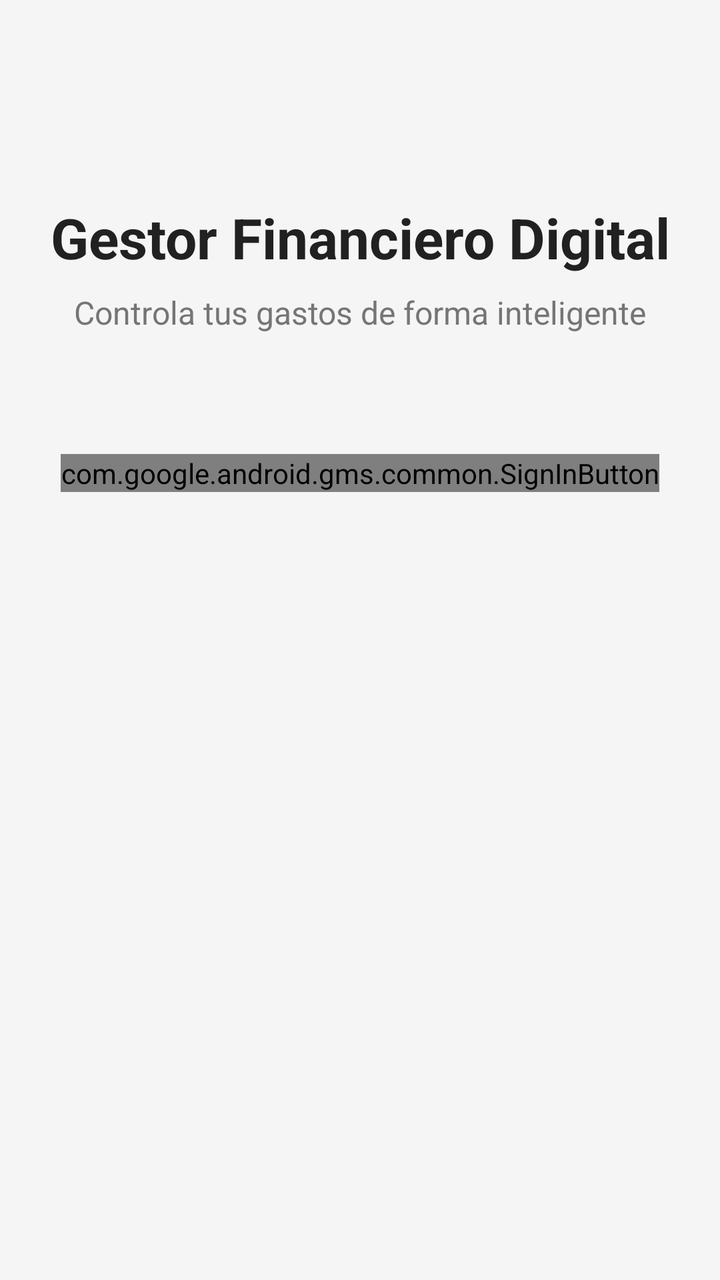
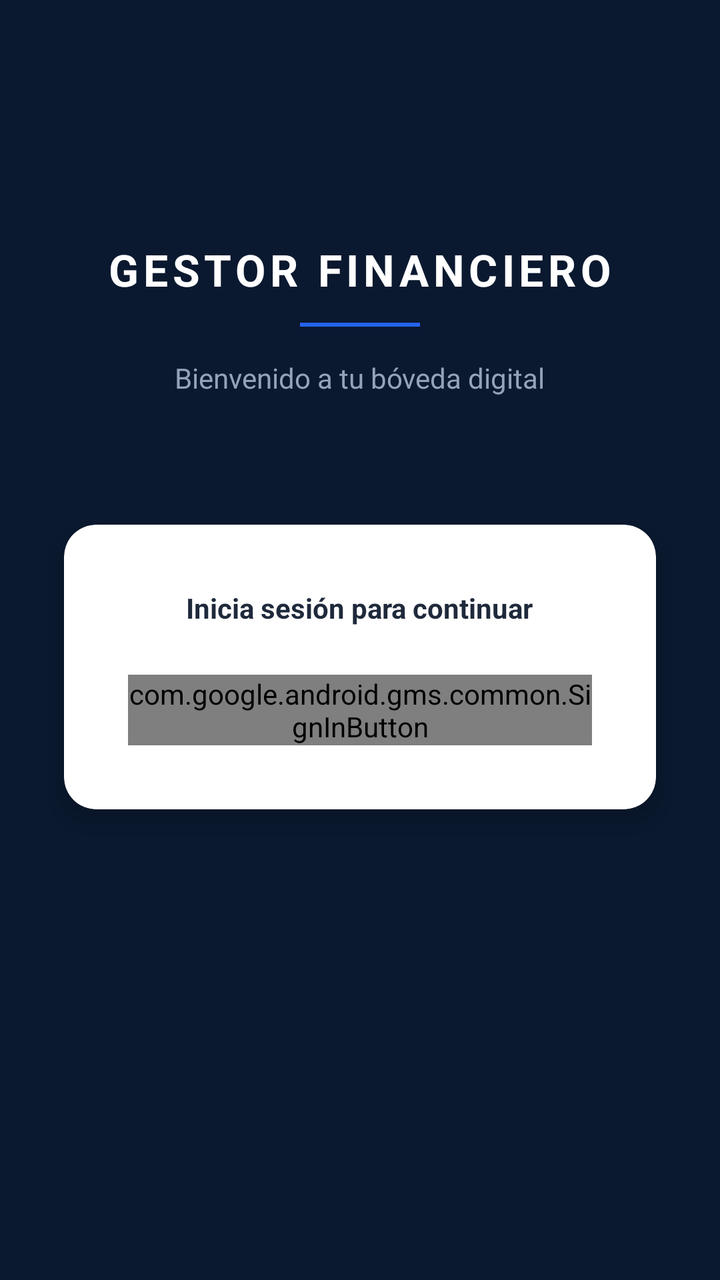

Screens rendered from an Android XML layout before and after an edit, with the pre-edit source and the edit as a unified diff.
<!-- AndroidManifest.xml: application theme Theme.GFD -->
<!-- res/layout/activity_login.xml -->
<?xml version="1.0" encoding="utf-8"?>
<androidx.constraintlayout.widget.ConstraintLayout xmlns:android="http://schemas.android.com/apk/res/android"
    xmlns:app="http://schemas.android.com/apk/res-auto"
    android:layout_width="match_parent"
    android:layout_height="match_parent"
    android:background="#F5F5F5">

    
    <TextView
        android:id="@+id/tvTituloLogin"
        android:layout_width="wrap_content"
        android:layout_height="wrap_content"
        android:text="Gestor Financiero Digital"
        android:textSize="28sp"
        android:textStyle="bold"
        android:textColor="#212121"
        android:layout_marginTop="100dp"
        app:layout_constraintTop_toTopOf="parent"
        app:layout_constraintStart_toStartOf="parent"
        app:layout_constraintEnd_toEndOf="parent" />

    
    <TextView
        android:id="@+id/tvSubtituloLogin"
        android:layout_width="wrap_content"
        android:layout_height="wrap_content"
        android:text="Controla tus gastos de forma inteligente"
        android:textSize="16sp"
        android:textColor="#757575"
        android:layout_marginTop="8dp"
        app:layout_constraintTop_toBottomOf="@id/tvTituloLogin"
        app:layout_constraintStart_toStartOf="parent"
        app:layout_constraintEnd_toEndOf="parent" />

    
    <com.google.android.gms.common.SignInButton
        android:id="@+id/btnGoogleSignIn"
        android:layout_width="wrap_content"
        android:layout_height="wrap_content"
        android:layout_marginTop="60dp"
        app:layout_constraintTop_toBottomOf="@id/tvSubtituloLogin"
        app:layout_constraintStart_toStartOf="parent"
        app:layout_constraintEnd_toEndOf="parent" />

</androidx.constraintlayout.widget.ConstraintLayout>
<!-- resources referenced by this layout -->
<resources>
  <style name="Theme.GFD" parent="Base.Theme.GFD" />
  <style name="Base.Theme.GFD" parent="Theme.Material3.DayNight.NoActionBar">
          
          
      </style>
</resources>

<!-- the commit's change to res/layout/activity_login.xml (unified diff, before → after) -->
@@ -3,19 +3,31 @@
     xmlns:app="http://schemas.android.com/apk/res-auto"
     android:layout_width="match_parent"
     android:layout_height="match_parent"
-    android:background="#F5F5F5">
+    android:background="@color/azul_noche">
 
     
     <TextView
         android:id="@+id/tvTituloLogin"
         android:layout_width="wrap_content"
         android:layout_height="wrap_content"
-        android:text="Gestor Financiero Digital"
-        android:textSize="28sp"
+        android:text="GESTOR FINANCIERO"
+        android:textSize="22sp"
         android:textStyle="bold"
-        android:textColor="#212121"
-        android:layout_marginTop="100dp"
+        android:textColor="@color/blanco_puro"
+        android:letterSpacing="0.10"
+        android:layout_marginTop="120dp"
         app:layout_constraintTop_toTopOf="parent"
+        app:layout_constraintStart_toStartOf="parent"
+        app:layout_constraintEnd_toEndOf="parent" />
+
+    
+    <View
+        android:id="@+id/lineaDecorativa"
+        android:layout_width="60dp"
+        android:layout_height="2dp"
+        android:background="@color/azul_tecnologico"
+        android:layout_marginTop="12dp"
+        app:layout_constraintTop_toBottomOf="@id/tvTituloLogin"
         app:layout_constraintStart_toStartOf="parent"
         app:layout_constraintEnd_toEndOf="parent" />
 
@@ -24,22 +36,50 @@
         android:id="@+id/tvSubtituloLogin"
         android:layout_width="wrap_content"
         android:layout_height="wrap_content"
-        android:text="Controla tus gastos de forma inteligente"
-        android:textSize="16sp"
-        android:textColor="#757575"
-        android:layout_marginTop="8dp"
-        app:layout_constraintTop_toBottomOf="@id/tvTituloLogin"
+        android:text="Bienvenido a tu bóveda digital"
+        android:textSize="14sp"
+        android:textColor="@color/gris_pizarra"
+        android:layout_marginTop="16dp"
+        app:layout_constraintTop_toBottomOf="@id/lineaDecorativa"
         app:layout_constraintStart_toStartOf="parent"
         app:layout_constraintEnd_toEndOf="parent" />
 
     
-    <com.google.android.gms.common.SignInButton
-        android:id="@+id/btnGoogleSignIn"
-        android:layout_width="wrap_content"
+    <androidx.cardview.widget.CardView
+        android:layout_width="0dp"
         android:layout_height="wrap_content"
-        android:layout_marginTop="60dp"
+        android:layout_marginHorizontal="32dp"
+        android:layout_marginTop="64dp"
+        app:cardBackgroundColor="@color/blanco_puro"
+        app:cardCornerRadius="16dp"
+        app:cardElevation="8dp"
         app:layout_constraintTop_toBottomOf="@id/tvSubtituloLogin"
         app:layout_constraintStart_toStartOf="parent"
-        app:layout_constraintEnd_toEndOf="parent" />
+        app:layout_constraintEnd_toEndOf="parent">
+
+        <LinearLayout
+            android:layout_width="match_parent"
+            android:layout_height="wrap_content"
+            android:orientation="vertical"
+            android:padding="32dp"
+            android:gravity="center">
+
+            <TextView
+                android:layout_width="wrap_content"
+                android:layout_height="wrap_content"
+                android:text="Inicia sesión para continuar"
+                android:textColor="@color/negro_carbon"
+                android:textSize="14sp"
+                android:textStyle="bold"
+                android:layout_marginBottom="24dp"/>
+
+            
+            <com.google.android.gms.common.SignInButton
+                android:id="@+id/btnGoogleSignIn"
+                android:layout_width="wrap_content"
+                android:layout_height="wrap_content" />
+
+        </LinearLayout>
+    </androidx.cardview.widget.CardView>
 
 </androidx.constraintlayout.widget.ConstraintLayout>
<!-- resource entries referenced after the edit -->
@@ -1,9 +1,28 @@
 <!-- resources referenced by this layout -->
 <resources>
-  <style name="Theme.GFD" parent="Base.Theme.GFD" />
-  <style name="Base.Theme.GFD" parent="Theme.Material3.DayNight.NoActionBar">
+  <color name="azul_noche">#0A192F</color>
+  <color name="azul_tecnologico">#2563EB</color>
+  <color name="blanco_puro">#FFFFFF</color>
+  <color name="gris_pizarra">#94A3B8</color>
+  <color name="negro_carbon">#1E293B</color>
+  <style name="Theme.GFD" parent="Theme.MaterialComponents.DayNight.NoActionBar">
+  
+          <item name="android:windowAnimationStyle">@android:style/Animation.Activity</item>
+  
           
+          <item name="colorPrimary">@color/azul_tecnologico</item>
+          <item name="colorPrimaryVariant">@color/azul_noche</item>
+          <item name="colorOnPrimary">@color/blanco_puro</item>
+  
           
+          <item name="android:windowBackground">@color/azul_noche</item>
+  
+          
+          <item name="android:textColor">@color/blanco_puro</item>
+  
+          
+          <item name="android:statusBarColor">@color/azul_noche</item>
+          <item name="android:windowLightStatusBar">false</item>
       </style>
 </resources>
 
